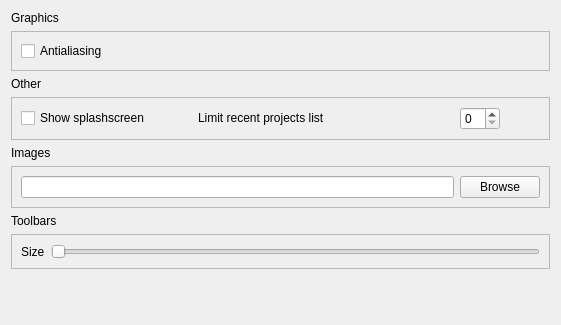
This is qrgui/preferencesDialog/preferencesPages/miscellaniousPage.ui in trikset/trik-studio as Qt 5 draws it before an edit. The edited form follows.
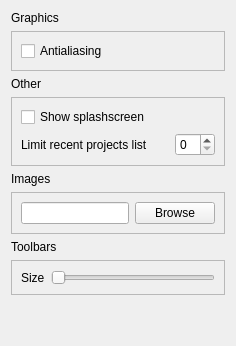
This is the edited form.

Commit message: Fix #181 and other minor fixes for setting layout

```diff
--- a/qrgui/preferencesDialog/preferencesPages/miscellaniousPage.ui
+++ b/qrgui/preferencesDialog/preferencesPages/miscellaniousPage.ui
@@ -2,14 +2,6 @@
 <ui version="4.0">
  <class>PreferencesMiscellaniousPage</class>
  <widget class="QWidget" name="PreferencesMiscellaniousPage">
-  <property name="geometry">
-   <rect>
-    <x>0</x>
-    <y>0</y>
-    <width>561</width>
-    <height>325</height>
-   </rect>
-  </property>
   <property name="sizePolicy">
    <sizepolicy hsizetype="Preferred" vsizetype="Preferred">
     <horstretch>0</horstretch>
@@ -58,7 +50,7 @@
      <property name="frameShadow">
       <enum>QFrame::Raised</enum>
      </property>
-     <layout class="QGridLayout" name="gridLayout_2" rowstretch="0,0,0">
+     <layout class="QGridLayout" name="gridLayout_2" rowstretch="0,0">
       <item row="0" column="0">
        <widget class="QCheckBox" name="splashScreenCheckBox">
         <property name="text">
@@ -66,7 +58,7 @@
         </property>
        </widget>
       </item>
-      <item row="0" column="1" colspan="2">
+      <item row="1" column="0">
        <layout class="QHBoxLayout" name="horizontalLayout_4">
         <property name="spacing">
          <number>5</number>
@@ -82,12 +74,6 @@
         </property>
         <item>
          <widget class="QLabel" name="label_9">
-          <property name="sizePolicy">
-           <sizepolicy hsizetype="Preferred" vsizetype="Maximum">
-            <horstretch>0</horstretch>
-            <verstretch>0</verstretch>
-           </sizepolicy>
-          </property>
           <property name="text">
            <string>Limit recent projects list</string>
           </property>
@@ -112,22 +98,6 @@
           </property>
          </widget>
         </item>
-        <item>
-         <spacer name="horizontalSpacer_2">
-          <property name="orientation">
-           <enum>Qt::Horizontal</enum>
-          </property>
-          <property name="sizeType">
-           <enum>QSizePolicy::Maximum</enum>
-          </property>
-          <property name="sizeHint" stdset="0">
-           <size>
-            <width>40</width>
-            <height>20</height>
-           </size>
-          </property>
-         </spacer>
-        </item>
        </layout>
       </item>
      </layout>
```
Left out of the diff: 60 changed lines with no effect on the pictures. The commit also changes 3 other files.
